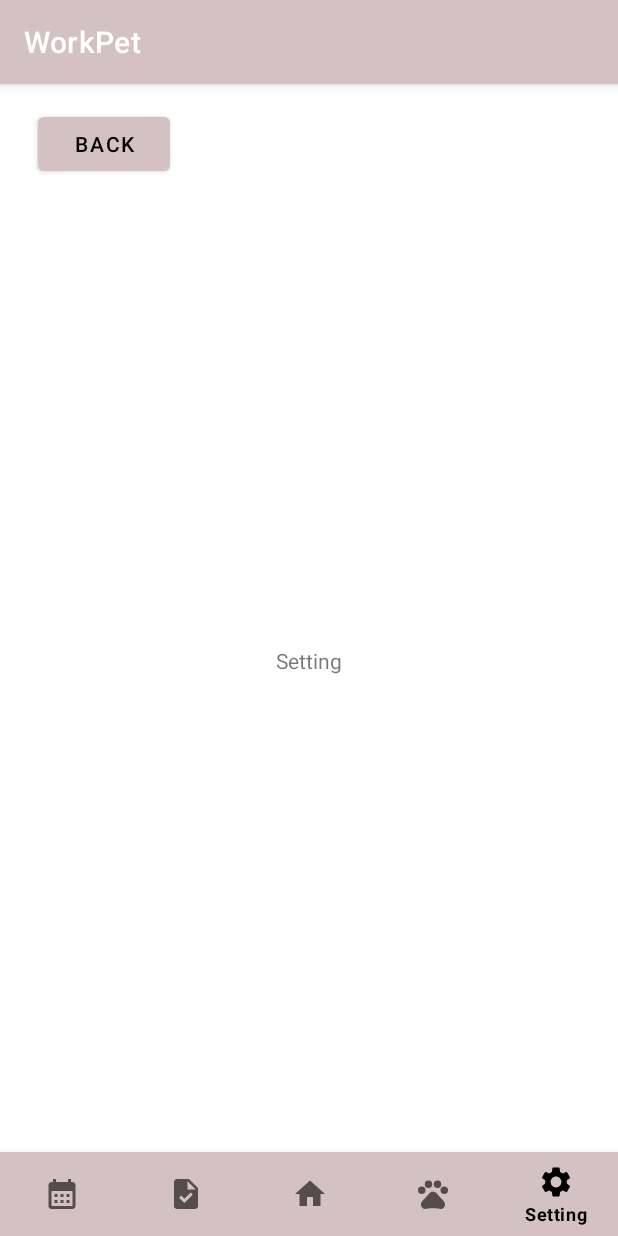
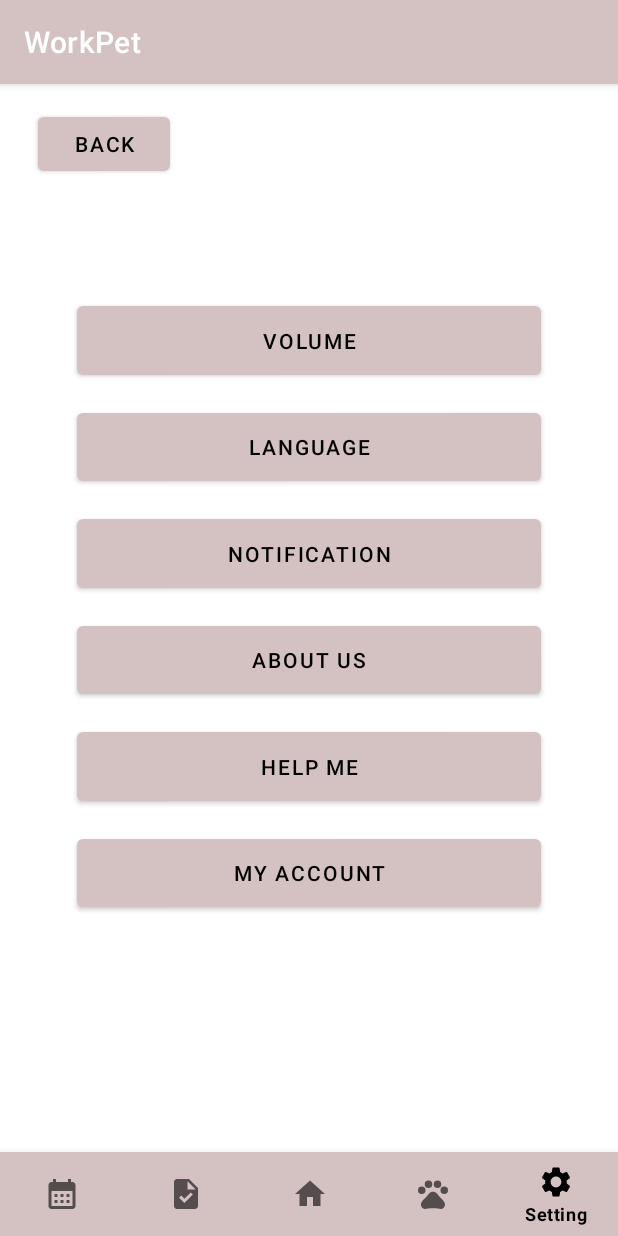
Before and after one commit to Chaphogriff/WorkPet, an Android app: the SettingActivity screen opened directly, with no data from a screen before it, on a phone screen of 412 x 824 dp. Run offline under Robolectric (Android 15) with nearby library versions, the phone set to English and light mode, and no system bars.

Commit message:
boutons front settings ajoutés

```diff
--- a/app/src/main/java/com/workthrutheweak/workpet/SettingActivity.java
+++ b/app/src/main/java/com/workthrutheweak/workpet/SettingActivity.java
@@ -34,7 +34,6 @@ public class SettingActivity extends AppCompatActivity {
 
         // Récupérer les éléments du xml
         button_back = binding.back;
-        textView = binding.textView;
 
         // Mettre en place les listeners
 
--- a/app/src/main/res/layout/activity_setting.xml
+++ b/app/src/main/res/layout/activity_setting.xml
@@ -6,18 +6,83 @@
     android:layout_height="match_parent"
     tools:context=".SettingActivity">
 
-    <TextView
-        android:id="@+id/textView"
-        android:layout_width="wrap_content"
-        android:layout_height="wrap_content"
-        android:text="Setting"
+    <Button
+        android:id="@+id/volume"
+        android:layout_width="0dp"
+        android:layout_height="0dp"
         app:layout_constraintBottom_toBottomOf="parent"
-        app:layout_constraintHeight_percent=".5"
+        app:layout_constraintHeight_percent=".075"
         app:layout_constraintLeft_toLeftOf="parent"
         app:layout_constraintRight_toRightOf="parent"
         app:layout_constraintTop_toTopOf="parent"
-        app:layout_constraintWidth_percent=".5"
-        />
+        app:layout_constraintVertical_bias="0.2"
+        app:layout_constraintWidth_percent=".75"
+        android:text="Volume" />
+
+    <Button
+        android:id="@+id/language"
+        android:layout_width="0dp"
+        android:layout_height="0dp"
+        app:layout_constraintBottom_toBottomOf="parent"
+        app:layout_constraintHeight_percent=".075"
+        app:layout_constraintLeft_toLeftOf="parent"
+        app:layout_constraintRight_toRightOf="parent"
+        app:layout_constraintTop_toTopOf="parent"
+        app:layout_constraintVertical_bias="0.3"
+        app:layout_constraintWidth_percent=".75"
+        android:text="Language" />
+
+    <Button
+        android:id="@+id/notification"
+        android:layout_width="0dp"
+        android:layout_height="0dp"
+        app:layout_constraintBottom_toBottomOf="parent"
+        app:layout_constraintHeight_percent=".075"
+        app:layout_constraintLeft_toLeftOf="parent"
+        app:layout_constraintRight_toRightOf="parent"
+        app:layout_constraintTop_toTopOf="parent"
+        app:layout_constraintVertical_bias="0.4"
+        app:layout_constraintWidth_percent=".75"
+        android:text="Notification" />
+
+    <Button
+        android:id="@+id/about"
+        android:layout_width="0dp"
+        android:layout_height="0dp"
+        app:layout_constraintBottom_toBottomOf="parent"
+        app:layout_constraintHeight_percent=".075"
+        app:layout_constraintLeft_toLeftOf="parent"
+        app:layout_constraintRight_toRightOf="parent"
+        app:layout_constraintTop_toTopOf="parent"
+        app:layout_constraintVertical_bias="0.5"
+        app:layout_constraintWidth_percent=".75"
+        android:text="About us" />
+
+    <Button
+        android:id="@+id/help"
+        android:layout_width="0dp"
+        android:layout_height="0dp"
+        app:layout_constraintBottom_toBottomOf="parent"
+        app:layout_constraintHeight_percent=".075"
+        app:layout_constraintLeft_toLeftOf="parent"
+        app:layout_constraintRight_toRightOf="parent"
+        app:layout_constraintTop_toTopOf="parent"
+        app:layout_constraintVertical_bias="0.6"
+        app:layout_constraintWidth_percent=".75"
+        android:text="Help me" />
+
+    <Button
+        android:id="@+id/account"
+        android:layout_width="0dp"
+        android:layout_height="0dp"
+        app:layout_constraintBottom_toBottomOf="parent"
+        app:layout_constraintHeight_percent=".075"
+        app:layout_constraintLeft_toLeftOf="parent"
+        app:layout_constraintRight_toRightOf="parent"
+        app:layout_constraintTop_toTopOf="parent"
+        app:layout_constraintVertical_bias="0.7"
+        app:layout_constraintWidth_percent=".75"
+        android:text="My Account" />
 
     <Button
         android:id="@+id/back"
```
